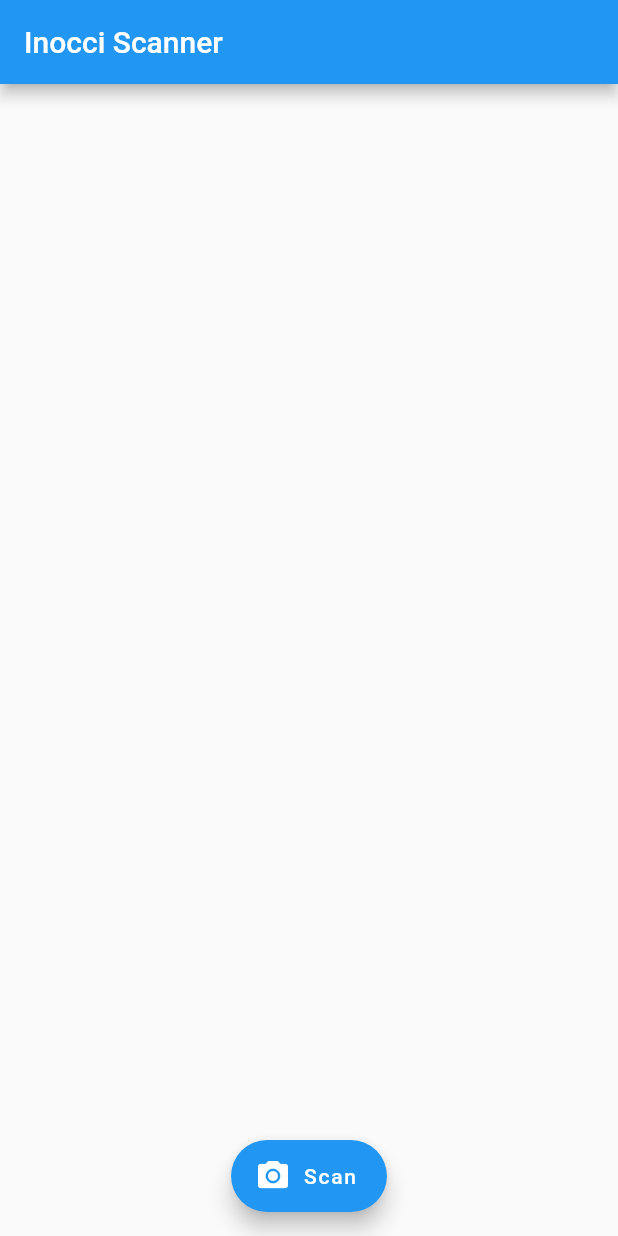
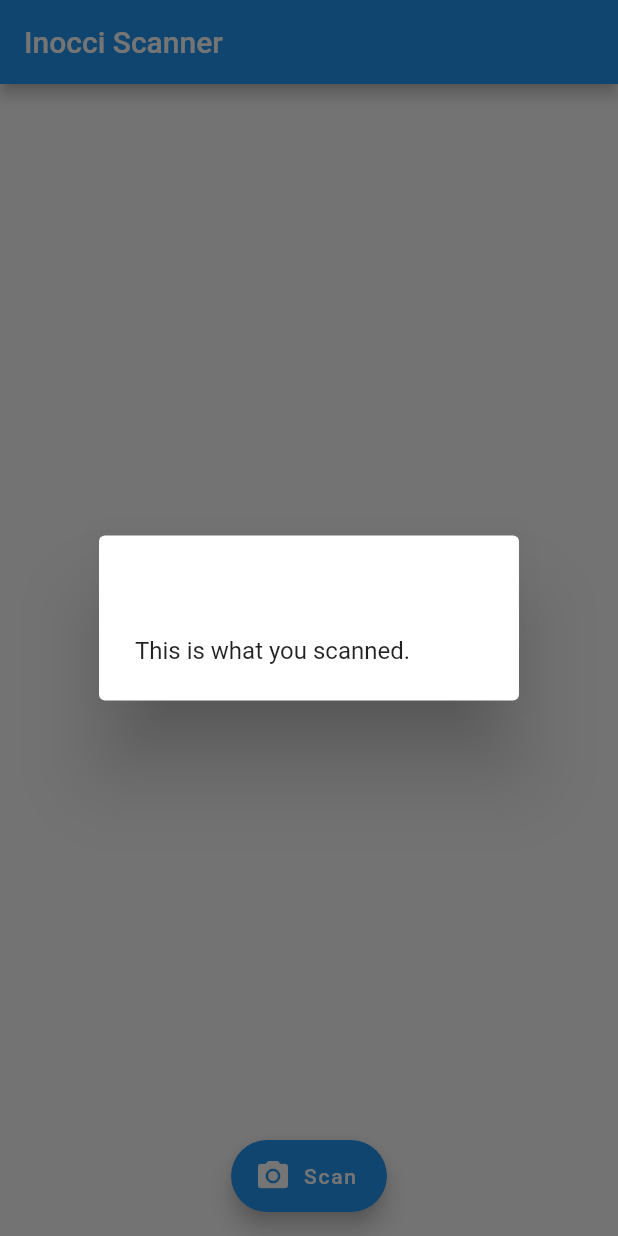
Before and after one commit to HIRO0927/InocciScanner, a Flutter app: the screen it shows after launch, after a tap on "Scan", on a phone screen of 412 x 824 dp. Run offline on Flutter 3.47's test engine with Material 2 defaults, Android fonts, the phone set to English and light mode, and no system bars; our stand-ins replace share, sqflite; missing offline and left inert: barcode_scan; accounts and stored records are empty.

```diff
--- a/lib/main.dart
+++ b/lib/main.dart
@@ -38,6 +38,7 @@ class HomePage extends StatefulWidget {
 class _HomePageState extends State<HomePage> {
 
   List<Widget> _items = <Widget>[];  //リスト_itemsを定義
+  String result = "Hey sup bro?";
 
   @override
   void initState() { //最初の表示
@@ -75,7 +76,9 @@ class _HomePageState extends State<HomePage> {
   Future _deleteScanItem() async {
     List<Widget> list = <Widget>[];
     String scan = await BarcodeScanner.scan();
-
+    setState(() {
+      result = scan;
+    });
     String path = await getDatabaseFilePath("working_data.db");
     Database db = await openDatabase(path);
 
@@ -84,7 +87,6 @@ class _HomePageState extends State<HomePage> {
     await db.transaction((t) async {
       await t.execute('DELETE FROM shoes WHERE code = "$scan"');
     });
-
 
     for (Map item in resultMap) {
       //必要なデータを表示
@@ -99,6 +101,8 @@ class _HomePageState extends State<HomePage> {
     setState(() {
       _items = list; //_itemsにlist(必要なデータ)引き渡し
     });
+
+
   }
 
   @override
@@ -115,6 +119,13 @@ class _HomePageState extends State<HomePage> {
         label: Text("Scan"),
         onPressed: () {
           _deleteScanItem();
+          showDialog(
+              context: context,
+              builder: (BuildContext context) => AlertDialog(
+                title: Text(result),
+                content: Text("This is what you scanned."),
+              )
+          );
         },
       ),
       floatingActionButtonLocation: FloatingActionButtonLocation.centerFloat,
```
